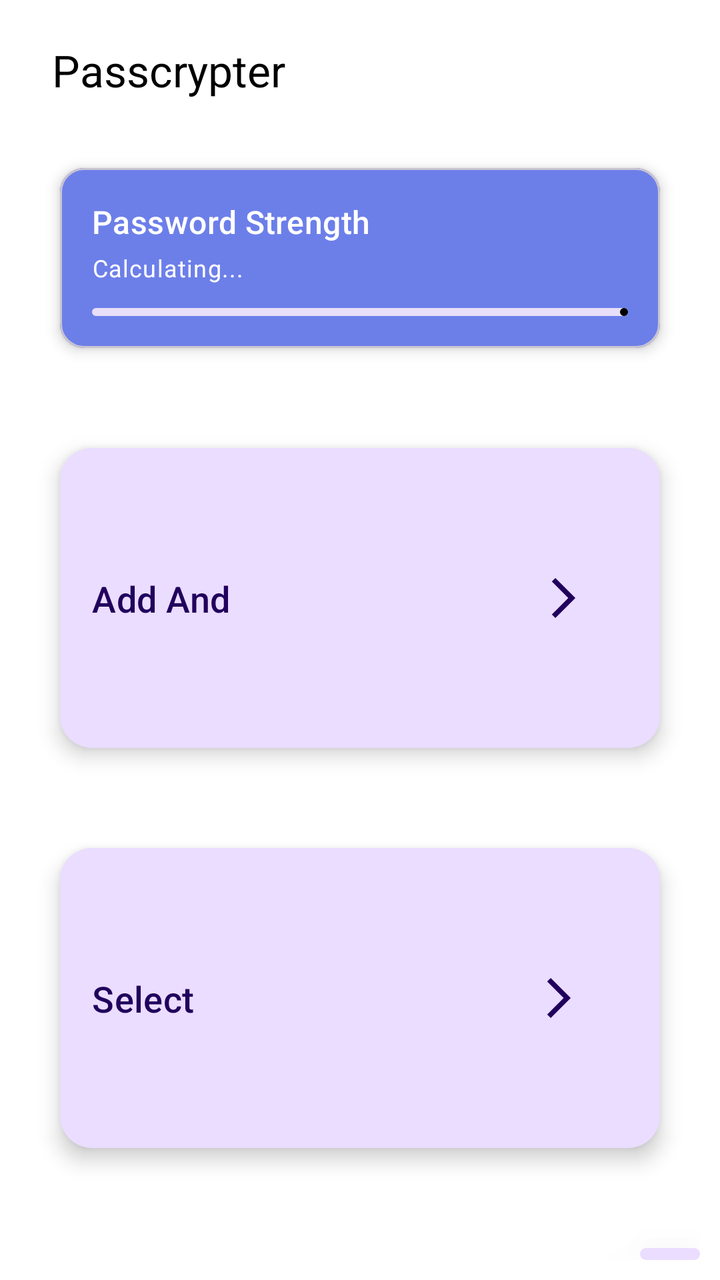
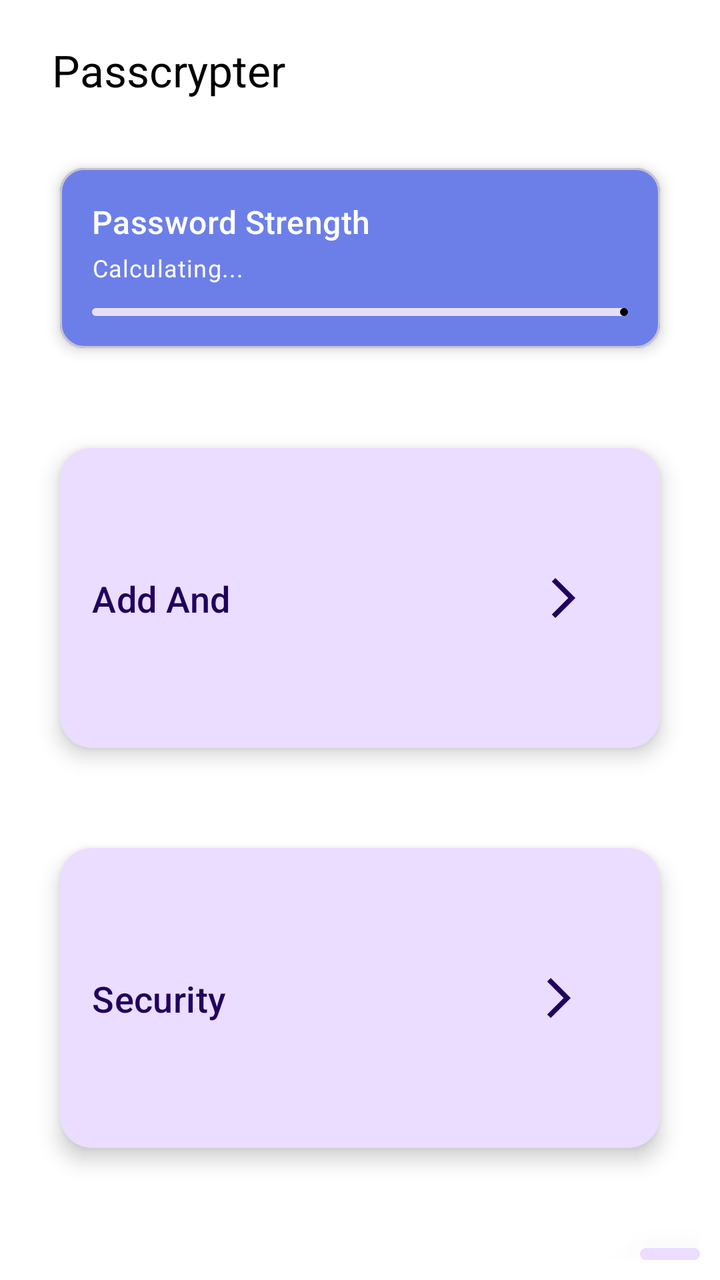

Before-and-after screenshots of an Android layout around one commit, followed by the original layout XML and the change that was made.
<!-- AndroidManifest.xml: application theme Theme.Passcrypter -->
<!-- res/layout/activity_main.xml -->
<?xml version="1.0" encoding="utf-8"?>
<RelativeLayout xmlns:android="http://schemas.android.com/apk/res/android"
    xmlns:app="http://schemas.android.com/apk/res-auto"
    xmlns:tools="http://schemas.android.com/tools"
    android:id="@+id/main"
    android:layout_width="match_parent"
    android:layout_height="match_parent"
    tools:context=".MainActivity"
    android:background="@color/white"
    android:padding="10dp"

    >

    <com.google.android.material.appbar.MaterialToolbar
        android:id="@+id/toolbar"
        android:layout_width="match_parent"
        android:layout_height="50dp"
        android:background="@color/white"
        app:menu="@menu/toolbar_menu"
        app:title="Passcrypter"
        app:titleTextAppearance="@style/TextAppearance.AppCompat.Large"
        app:titleTextColor="@android:color/black" />

    <com.google.android.material.floatingactionbutton.FloatingActionButton
        android:id="@+id/fab1"
        android:layout_width="match_parent"
        android:layout_height="wrap_content"
        android:layout_below="@id/modeexfab"
        android:layout_marginLeft="310dp"
        android:layout_marginTop="50dp"
        android:src="@drawable/add"
        app:elevation="30dp"
        app:fabSize="auto" />

    <com.google.android.material.card.MaterialCardView
        android:id="@+id/strength_card"
        android:layout_width="match_parent"
        android:layout_height="wrap_content"
        android:layout_below="@id/toolbar"
        android:layout_marginTop="24dp"
        android:layout_marginStart="20dp"
        android:layout_marginEnd="20dp"
        app:cardCornerRadius="12dp"
        app:cardElevation="4dp">

        <LinearLayout
            android:layout_width="match_parent"
            android:layout_height="wrap_content"
            android:background="@color/progres_bar"
            android:orientation="vertical"
            android:padding="16dp">

            <TextView
                android:id="@+id/strength_title"
                android:layout_width="wrap_content"
                android:layout_height="wrap_content"
                android:text="Password Strength"
                android:textAppearance="@style/TextAppearance.Material3.TitleMedium"
                android:textColor="@color/white"
                android:textColorHighlight="@color/white" />

            <TextView
                android:id="@+id/strength_description"
                android:layout_width="wrap_content"
                android:layout_height="wrap_content"
                android:layout_marginTop="4dp"
                android:text="Calculating..."
                android:textAppearance="@style/TextAppearance.Material3.BodySmall"
                android:textColor="@color/white" />

            <com.google.android.material.progressindicator.LinearProgressIndicator
                android:id="@+id/strength_progress_bar"
                android:layout_width="match_parent"
                android:layout_height="wrap_content"
                android:layout_marginTop="12dp"
                android:progress="0"
                app:indicatorColor="@color/black"
                app:trackCornerRadius="8dp" />

        </LinearLayout>

    </com.google.android.material.card.MaterialCardView>


    <com.google.android.material.floatingactionbutton.ExtendedFloatingActionButton
        android:id="@+id/addexfab"
        android:layout_width="match_parent"
        android:layout_height="150dp"
        android:layout_marginLeft="20dp"
        android:layout_marginTop="50dp"
        android:layout_marginRight="20dp"
        android:text="Add And Manage"
        android:textAlignment="textStart"
        android:textSize="18dp"
        app:elevation="30dp"
        app:icon="@drawable/outline_arrow_forward_ios_24"
        app:iconGravity="textEnd"
        app:iconPadding="150dp"
        android:layout_below="@id/strength_card"
        />

    <com.google.android.material.floatingactionbutton.ExtendedFloatingActionButton
        android:id="@+id/modeexfab"
        android:layout_width="match_parent"
        android:layout_height="150dp"
        android:layout_below="@id/addexfab"
        android:layout_marginLeft="20dp"
        android:layout_marginTop="50dp"
        android:layout_marginRight="20dp"
        android:text="Select Security mode"
        android:textAlignment="textStart"
        android:textSize="18dp"
        app:elevation="30dp"
        app:icon="@drawable/outline_arrow_forward_ios_24"
        app:iconGravity="textEnd"
        app:iconPadding="150dp"
        />


</RelativeLayout>
<!-- resources referenced by this layout -->
<resources>
  <color name="black">#FF000000</color>
  <color name="progres_bar">#6C7FE9</color>
  <color name="white">#FFFFFF</color>
  <!-- drawable add: png bitmap (drawable, 1930 bytes) -->
  <!-- drawable outline_arrow_forward_ios_24 (drawable) -->
  <vector xmlns:android="http://schemas.android.com/apk/res/android" android:autoMirrored="true" android:height="24dp" android:tint="#000000" android:viewportHeight="960" android:viewportWidth="960" android:width="24dp">
        
      <path android:fillColor="@android:color/white" android:pathData="M321,880L250,809L579,480L250,151L321,80L721,480L321,880Z"/>
      
  </vector>
  <style name="Theme.Passcrypter" parent="Base.Theme.Passcrypter" />
  <style name="Base.Theme.Passcrypter" parent="Theme.Material3.Light.NoActionBar" />
</resources>

<!-- the commit's change to res/layout/activity_main.xml (unified diff, before → after) -->
@@ -107,7 +107,7 @@
         android:layout_marginLeft="20dp"
         android:layout_marginTop="50dp"
         android:layout_marginRight="20dp"
-        android:text="Select Security mode"
+        android:text="Security Mode"
         android:textAlignment="textStart"
         android:textSize="18dp"
         app:elevation="30dp"
